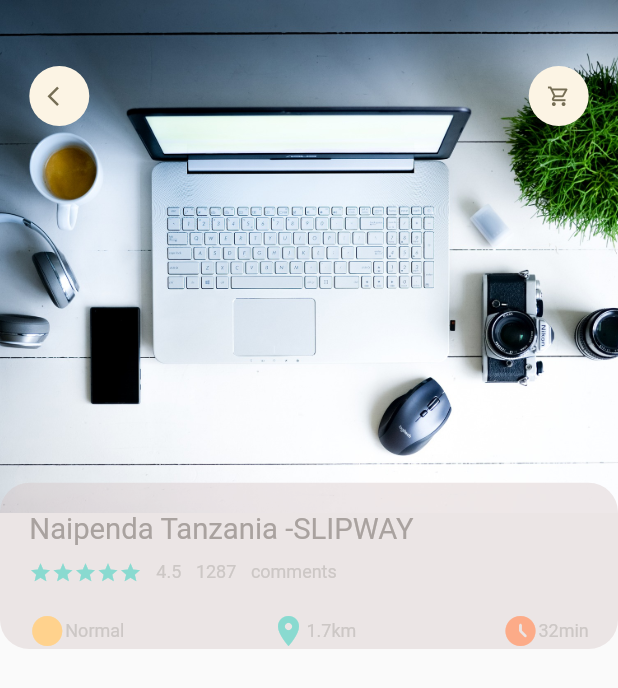
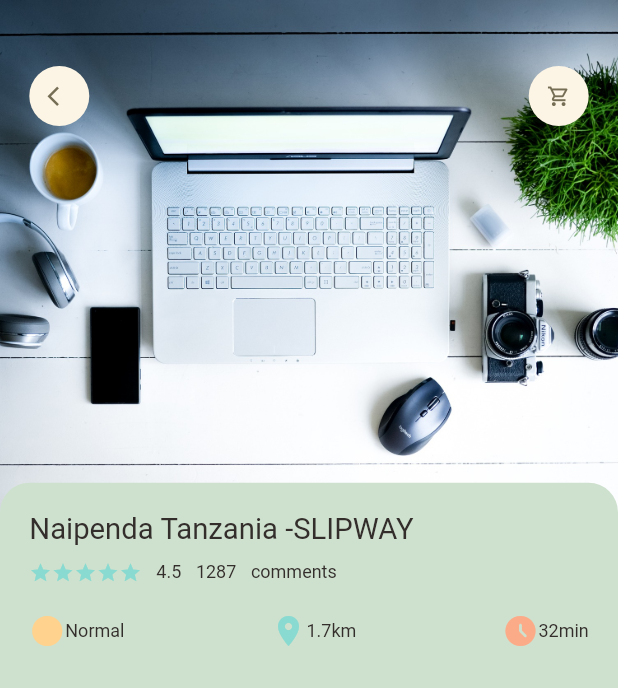
Before and after one commit to johngolem/Turaco, a Flutter app: the screen it shows after launch, on a phone screen of 412 x 824 dp. Shown: the top 688 px of the screen. Run offline on Flutter 3.47's test engine with Material 2 defaults, Android fonts, the phone set to English and light mode, and no system bars; our stand-ins replace dots_indicator, get.

Commit message:
changed big and small text color

```diff
--- a/lib/main.dart
+++ b/lib/main.dart
@@ -21,7 +21,7 @@ class MyApp extends StatelessWidget {
       ),
       // ignore: prefer_const_constructors
       // home: MainProductPage(),
-      home:PopularProductDetail()
+      home:PopularProductDetail(),
     );
   }
 }
--- a/lib/pages/product/popular_product_detail.dart
+++ b/lib/pages/product/popular_product_detail.dart
@@ -49,12 +49,17 @@ class PopularProductDetail extends StatelessWidget {
           Positioned(
             left: 0,
             right: 0,
+            bottom: 0,
             top: Dimensions.popProductImgSize-20,
             child: Container(
               padding: EdgeInsets.only(left: Dimensions.width20, right: Dimensions.width20, top: Dimensions.height20),
                 decoration: BoxDecoration(
-                  borderRadius: BorderRadius.circular(Dimensions.radius20),
-                  color: Color.fromARGB(95, 211, 193, 193),
+                  borderRadius: BorderRadius.only(
+                    topRight:Radius.circular(Dimensions.radius20),
+                    topLeft: Radius.circular(Dimensions.radius20),
+
+                    ),
+                  color: Color.fromARGB(255, 206, 225, 206),
                 ),
                  child: Column(
                     crossAxisAlignment: CrossAxisAlignment.start,
--- a/lib/widgets/big_text.dart
+++ b/lib/widgets/big_text.dart
@@ -10,7 +10,7 @@ class BigText extends StatelessWidget {
   final String text;
   double size;
   TextOverflow overFlow;
-  BigText({Key? key, this.color = const Color(0xFFa9a29f), required this.text, this.size=20, this.overFlow=TextOverflow.ellipsis}) : super(key: key);
+  BigText({Key? key, this.color = const Color(0xFF332d2b), required this.text, this.size=20, this.overFlow=TextOverflow.ellipsis}) : super(key: key);
 
   @override
   Widget build(BuildContext context) {
--- a/lib/widgets/small_text.dart
+++ b/lib/widgets/small_text.dart
@@ -8,7 +8,7 @@ class SmallText extends StatelessWidget {
   double height;
   SmallText({
     Key? key,
-    this.color = const Color(0xFFccc7c5),
+    this.color = const Color(0xFF332d2b),
     required this.text,
     this.size = 12,
     this.height=1.2,
```
